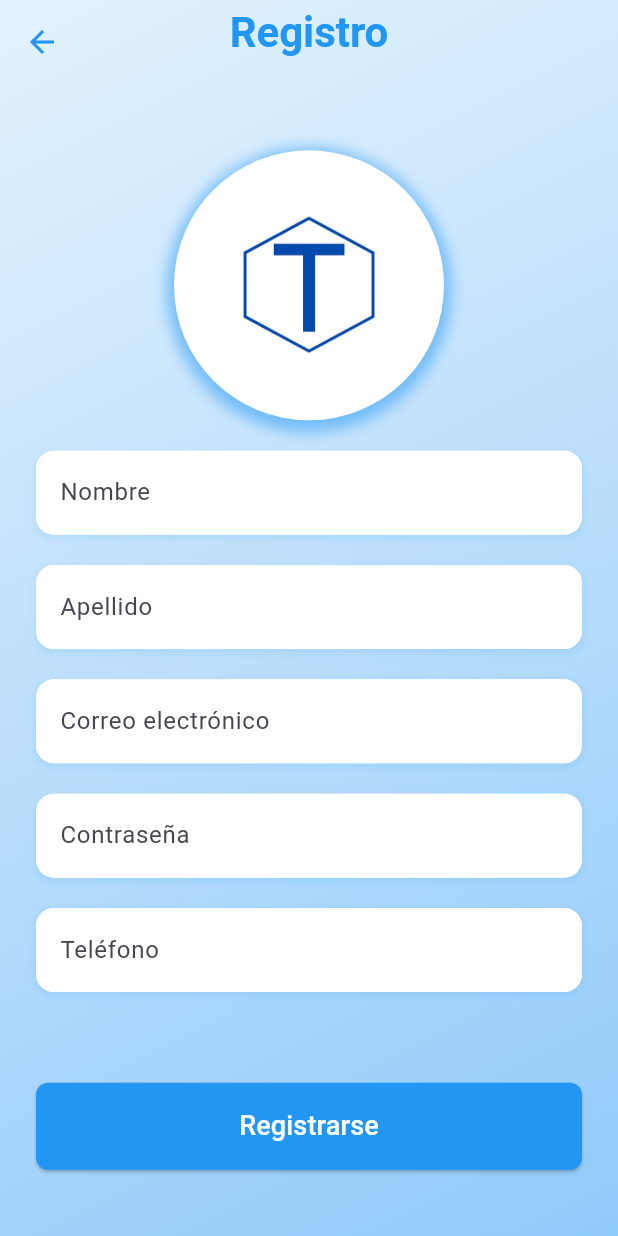
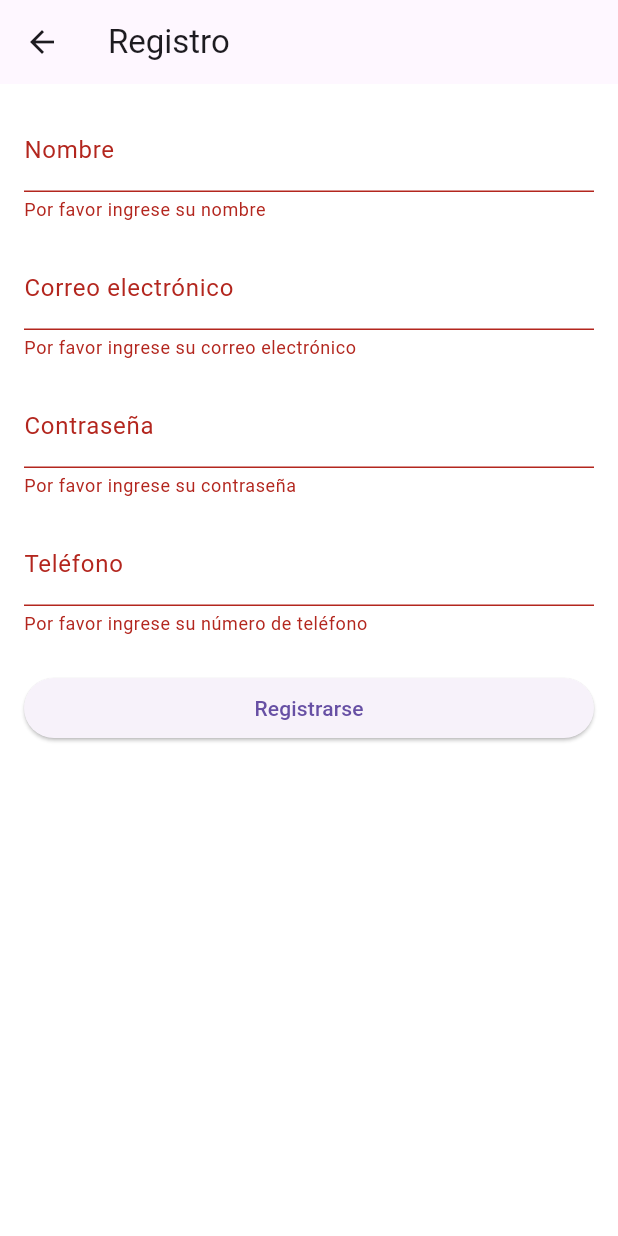
Before and after one commit to Omar19Ort/TECH-OM, a Flutter app: the PantallaRegistro screen opened directly, after a tap on "Registrarse", on a phone screen of 412 x 824 dp. Run offline on Flutter 3.47's test engine with Material 3 defaults, Android fonts, the phone set to English and light mode, and no system bars; our stand-ins replace image_picker, sqflite; accounts and stored records are empty.

Commit message:
Base de datos agregada y ya se pueden registrar los usuarios y las reparaciones, ademas ya tiene la autenticaciòn para poder acceder la aplicaciòn(hubo modificaciòn en la interfaz de registro)

```diff
--- a/lib/interface/pantalla_registro.dart
+++ b/lib/interface/pantalla_registro.dart
@@ -1,108 +1,143 @@
 import 'package:flutter/material.dart';
+import 'package:tech_om/database/database_helper.dart';
 
-class PantallaRegistro extends StatelessWidget {
+class PantallaRegistro extends StatefulWidget {
   final VoidCallback volverAInicioSesion;
 
   const PantallaRegistro({Key? key, required this.volverAInicioSesion}) : super(key: key);
 
   @override
+  _PantallaRegistroState createState() => _PantallaRegistroState();
+}
+
+class _PantallaRegistroState extends State<PantallaRegistro> {
+  final _formKey = GlobalKey<FormState>();
+  final TextEditingController _nameController = TextEditingController();
+  final TextEditingController _emailController = TextEditingController();
+  final TextEditingController _passwordController = TextEditingController();
+  final TextEditingController _phoneController = TextEditingController();
+  bool _isLoading = false;
+
+  Future<void> _register() async {
+    if (_formKey.currentState!.validate()) {
+      setState(() {
+        _isLoading = true;
+      });
+
+      try {
+        // Check if email already exists
+        final existingUser = await DatabaseHelper.instance.getUserByEmail(_emailController.text);
+        if (existingUser != null) {
+          throw Exception('El correo electrónico ya está registrado');
+        }
+
+        final newUser = {
+          'name': _nameController.text,
+          'email': _emailController.text,
+          'password': _passwordController.text,
+          'phone': _phoneController.text,
+        };
+
+        final id = await DatabaseHelper.instance.insertUser(newUser);
+
+        if (id > 0) {
+          ScaffoldMessenger.of(context).showSnackBar(
+            const SnackBar(content: Text('Usuario registrado exitosamente')),
+          );
+          widget.volverAInicioSesion();
+        } else {
+          throw Exception('No se pudo insertar el usuario');
+        }
+      } catch (e) {
+        ScaffoldMessenger.of(context).showSnackBar(
+          SnackBar(content: Text('Error al registrar usuario: ${e.toString()}')),
+        );
+      } finally {
+        setState(() {
+          _isLoading = false;
+        });
+      }
+    }
+  }
+
+  @override
   Widget build(BuildContext context) {
     return Scaffold(
-      body: Container(
-        decoration: BoxDecoration(
-          gradient: LinearGradient(
-            begin: Alignment.topLeft,
-            end: Alignment.bottomRight,
-            colors: [
-              Colors.blue.shade50,
-              Colors.blue.shade100,
-              Colors.blue.shade200,
-            ],
-          ),
+      appBar: AppBar(
+        title: const Text('Registro'),
+        leading: IconButton(
+          icon: const Icon(Icons.arrow_back),
+          onPressed: widget.volverAInicioSesion,
         ),
-        child: SafeArea(
-          child: CustomScrollView(
-            slivers: [
-              SliverAppBar(
-                backgroundColor: Colors.transparent,
-                leading: IconButton(
-                  icon: const Icon(Icons.arrow_back, color: Colors.blue),
-                  onPressed: volverAInicioSesion,
-                ),
-                floating: true,
-                flexibleSpace: FlexibleSpaceBar(
-                  title: const Text(
-                    'Registro',
-                    style: TextStyle(
-                      color: Colors.blue,
-                      fontWeight: FontWeight.bold,
-                      fontSize: 28,
-                    ),
-                  ),
-                  centerTitle: true,
-                ),
+      ),
+      body: SingleChildScrollView(
+        padding: const EdgeInsets.all(16.0),
+        child: Form(
+          key: _formKey,
+          child: Column(
+            crossAxisAlignment: CrossAxisAlignment.stretch,
+            children: [
+              TextFormField(
+                controller: _nameController,
+                decoration: const InputDecoration(labelText: 'Nombre'),
+                validator: (value) {
+                  if (value == null || value.isEmpty) {
+                    return 'Por favor ingrese su nombre';
+                  }
+                  return null;
+                },
               ),
-              SliverFillRemaining(
-                hasScrollBody: false,
-                child: Padding(
-                  padding: const EdgeInsets.all(24.0),
-                  child: Column(
-                    mainAxisAlignment: MainAxisAlignment.spaceEvenly,
-                    children: [
-                      Container(
-                        width: 180,
-                        height: 180,
-                        decoration: BoxDecoration(
-                          shape: BoxShape.circle,
-                          color: Colors.white,
-                          boxShadow: [
-                            BoxShadow(
-                              color: Colors.blue.withOpacity(0.5),
-                              spreadRadius: 5,
-                              blurRadius: 7,
-                              offset: const Offset(0, 3),
-                            ),
-                          ],
-                        ),
-                        child: Padding(
-                          padding: const EdgeInsets.all(20.0),
-                          child: Image.asset(
-                            'assets/Logo4.png',
-                            fit: BoxFit.contain,
-                          ),
-                        ),
-                      ),
-                      _buildTextField('Nombre'),
-                      _buildTextField('Apellido'),
-                      _buildTextField('Correo electrónico', keyboardType: TextInputType.emailAddress),
-                      _buildTextField('Contraseña', obscureText: true),
-                      _buildTextField('Teléfono', keyboardType: TextInputType.phone),
-                      const SizedBox(height: 20),
-                      SizedBox(
-                        width: double.infinity,
-                        child: ElevatedButton(
-                          onPressed: () {
-                            // Aquí iría la lógica de registro
-                          },
-                          style: ElevatedButton.styleFrom(
-                            backgroundColor: Colors.blue,
-                            padding: const EdgeInsets.symmetric(vertical: 16),
-                            shape: RoundedRectangleBorder(
-                              borderRadius: BorderRadius.circular(8),
-                            ),
-                          ),
-                          child: const Text(
-                            'Registrarse',
-                            style: TextStyle(
-                              fontSize: 18,
-                              color: Colors.white,
-                            ),
-                          ),
-                        ),
-                      ),
-                    ],
-                  ),
-                ),
+              const SizedBox(height: 16),
+              TextFormField(
+                controller: _emailController,
+                decoration: const InputDecoration(labelText: 'Correo electrónico'),
+                keyboardType: TextInputType.emailAddress,
+                validator: (value) {
+                  if (value == null || value.isEmpty) {
+                    return 'Por favor ingrese su correo electrónico';
+                  }
+                  if (!RegExp(r'^[\w-\.]+@([\w-]+\.)+[\w-]{2,4}$').hasMatch(value)) {
+                    return 'Por favor ingrese un correo electrónico válido';
+                  }
+                  return null;
+                },
+              ),
+              const SizedBox(height: 16),
+              TextFormField(
+                controller: _passwordController,
+                decoration: const InputDecoration(labelText: 'Contraseña'),
+                obscureText: true,
+                validator: (value) {
+                  if (value == null || value.isEmpty) {
+                    return 'Por favor ingrese su contraseña';
+                  }
+                  if (value.length < 6) {
+                    return 'La contraseña debe tener al menos 6 caracteres';
+                  }
+                  return null;
+                },
+              ),
+              const SizedBox(height: 16),
+              TextFormField(
+                controller: _phoneController,
+                decoration: const InputDecoration(labelText: 'Teléfono'),
+                keyboardType: TextInputType.phone,
+                validator: (value) {
+                  if (value == null || value.isEmpty) {
+                    return 'Por favor ingrese su número de teléfono';
+                  }
+                  if (!RegExp(r'^\d{10}$').hasMatch(value)) {
+                    return 'Por favor ingrese un número de teléfono válido (10 dígitos)';
+                  }
+                  return null;
+                },
+              ),
+              const SizedBox(height: 24),
+              ElevatedButton(
+                onPressed: _isLoading ? null : _register,
+                child: _isLoading
+                    ? const CircularProgressIndicator()
+                    : const Text('Registrarse'),
               ),
             ],
           ),
@@ -111,33 +146,12 @@ class PantallaRegistro extends StatelessWidget {
     );
   }
 
-  Widget _buildTextField(String label, {TextInputType? keyboardType, bool obscureText = false}) {
-    return Container(
-      decoration: BoxDecoration(
-        color: Colors.white,
-        borderRadius: BorderRadius.circular(12),
-        boxShadow: [
-          BoxShadow(
-            color: Colors.blue.withOpacity(0.1),
-            spreadRadius: 1,
-            blurRadius: 3,
-            offset: const Offset(0, 2),
-          ),
-        ],
-      ),
-      child: TextFormField(
-        decoration: InputDecoration(
-          labelText: label,
-          border: OutlineInputBorder(
-            borderRadius: BorderRadius.circular(12),
-            borderSide: BorderSide.none,
-          ),
-          filled: true,
-          fillColor: Colors.white,
-        ),
-        keyboardType: keyboardType,
-        obscureText: obscureText,
-      ),
-    );
+  @override
+  void dispose() {
+    _nameController.dispose();
+    _emailController.dispose();
+    _passwordController.dispose();
+    _phoneController.dispose();
+    super.dispose();
   }
 }
--- a/pubspec.yaml
+++ b/pubspec.yaml
@@ -33,6 +33,8 @@ dependencies:
   supabase_flutter: ^1.10.3
   carousel_slider: ^4.2.1
   image_picker:
+  sqflite: ^2.0.0+3
+  path: ^1.8.0
 
   # The following adds the Cupertino Icons font to your application.
   # Use with the CupertinoIcons class for iOS style icons.
```
Also changed, not shown: lib/database/database_helper.dart (added, +154 -0 lines), lib/interface/Inicio_sesion.dart (+69 -10 lines), lib/interface/formulario_reparacion.dart (+42 -11 lines), pubspec.lock, 1 other file.
